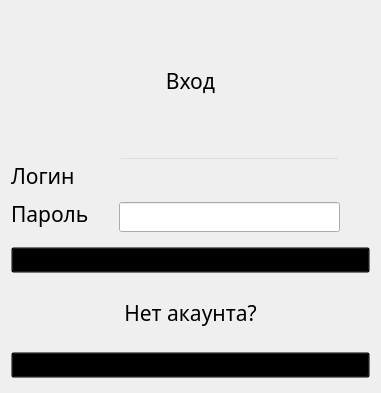
lirthu/kursach, file authorize.ui: the form before one commit.
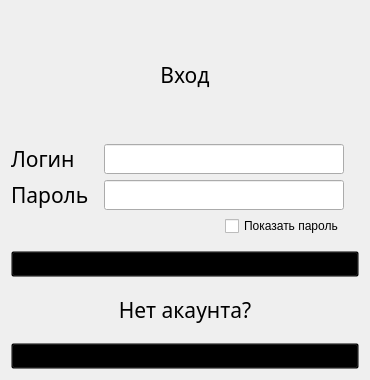
The form after the commit.

The edit to the form file:
```diff
--- a/authorize.ui
+++ b/authorize.ui
@@ -6,17 +6,14 @@
    <rect>
     <x>0</x>
     <y>0</y>
-    <width>381</width>
-    <height>393</height>
+    <width>370</width>
+    <height>380</height>
    </rect>
   </property>
   <property name="windowTitle">
    <string>Form</string>
   </property>
-  <layout class="QVBoxLayout" name="verticalLayout_2">
-   <property name="bottomMargin">
-    <number>15</number>
-   </property>
+  <layout class="QVBoxLayout" name="verticalLayout">
    <item>
     <widget class="QLabel" name="label_10">
      <property name="font">
@@ -37,93 +34,103 @@
     </widget>
    </item>
    <item>
-    <layout class="QHBoxLayout" name="horizontalLayout">
-     <property name="spacing">
-      <number>0</number>
+    <layout class="QGridLayout" name="gridLayout">
+     <property name="rightMargin">
+      <number>15</number>
      </property>
-     <item>
-      <layout class="QVBoxLayout" name="verticalLayout">
-       <item>
-        <widget class="QLabel" name="label_2">
-         <property name="font">
-          <font>
-           <family>Segoe Print</family>
-           <pointsize>16</pointsize>
-          </font>
-         </property>
-         <property name="cursor">
-          <cursorShape>ArrowCursor</cursorShape>
-         </property>
-         <property name="text">
-          <string>Логин</string>
-         </property>
-        </widget>
-       </item>
-       <item>
-        <widget class="QLabel" name="label_3">
-         <property name="font">
-          <font>
-           <family>Segoe Print</family>
-           <pointsize>16</pointsize>
-          </font>
-         </property>
-         <property name="cursor">
-          <cursorShape>ArrowCursor</cursorShape>
-         </property>
-         <property name="text">
-          <string>Пароль</string>
-         </property>
-        </widget>
-       </item>
-      </layout>
+     <property name="horizontalSpacing">
+      <number>15</number>
+     </property>
+     <item row="1" column="1">
+      <widget class="QLineEdit" name="lineEdit_2">
+       <property name="font">
+        <font>
+         <family>Segoe Print</family>
+         <pointsize>11</pointsize>
+         <weight>50</weight>
+         <bold>false</bold>
+        </font>
+       </property>
+       <property name="text">
+        <string/>
+       </property>
+       <property name="echoMode">
+        <enum>QLineEdit::Password</enum>
+       </property>
+      </widget>
      </item>
-     <item>
-      <layout class="QVBoxLayout" name="verticalLayout_3">
-       <property name="spacing">
-        <number>15</number>
+     <item row="0" column="1">
+      <widget class="QLineEdit" name="lineEdit">
+       <property name="font">
+        <font>
+         <family>Segoe Print</family>
+         <pointsize>11</pointsize>
+         <weight>50</weight>
+         <bold>false</bold>
+        </font>
        </property>
-       <property name="leftMargin">
-        <number>30</number>
+       <property name="styleSheet">
+        <string notr="true"/>
        </property>
-       <property name="rightMargin">
-        <number>30</number>
+       <property name="text">
+        <string/>
        </property>
+       <property name="placeholderText">
+        <string/>
+       </property>
+      </widget>
+     </item>
+     <item row="1" column="0">
+      <widget class="QLabel" name="label_3">
+       <property name="font">
+        <font>
+         <family>Segoe Print</family>
+         <pointsize>16</pointsize>
+        </font>
+       </property>
+       <property name="cursor">
+        <cursorShape>ArrowCursor</cursorShape>
+       </property>
+       <property name="text">
+        <string>Пароль</string>
+       </property>
+      </widget>
+     </item>
+     <item row="0" column="0">
+      <widget class="QLabel" name="label_2">
+       <property name="font">
+        <font>
+         <family>Segoe Print</family>
+         <pointsize>16</pointsize>
+        </font>
+       </property>
+       <property name="cursor">
+        <cursorShape>ArrowCursor</cursorShape>
+       </property>
+       <property name="text">
+        <string>Логин</string>
+       </property>
+      </widget>
+     </item>
+     <item row="2" column="1">
+      <layout class="QHBoxLayout" name="horizontalLayout">
        <item>
-        <widget class="QLineEdit" name="lineEdit">
-         <property name="font">
-          <font>
-           <family>Segoe Print</family>
-           <pointsize>11</pointsize>
-           <weight>50</weight>
-           <bold>false</bold>
-          </font>
+        <spacer name="horizontalSpacer">
+         <property name="orientation">
+          <enum>Qt::Horizontal</enum>
          </property>
-         <property name="styleSheet">
-          <string notr="true">background-color: transparent</string>
+         <property name="sizeHint" stdset="0">
+          <size>
+           <width>40</width>
+           <height>20</height>
+          </size>
          </property>
-         <property name="text">
-          <string/>
-         </property>
-         <property name="placeholderText">
-          <string/>
-         </property>
-        </widget>
+        </spacer>
        </item>
        <item>
-        <widget class="QLineEdit" name="lineEdit_2">
-         <property name="font">
-          <font>
-           <family>Segoe Print</family>
-           <pointsize>11</pointsize>
-           <weight>50</weight>
-           <bold>false</bold>
-          </font>
-         </property>
+        <widget class="QCheckBox" name="checkBox">
          <property name="text">
-          <string/>
-         </property>
-         <property name="echoMode">
-          <enum>QLineEdit::Password</enum>
+          <string>Показать пароль</string>
          </property>
         </widget>
        </item>
```
Left out of the diff: 2 changed lines with no effect on the pictures.
